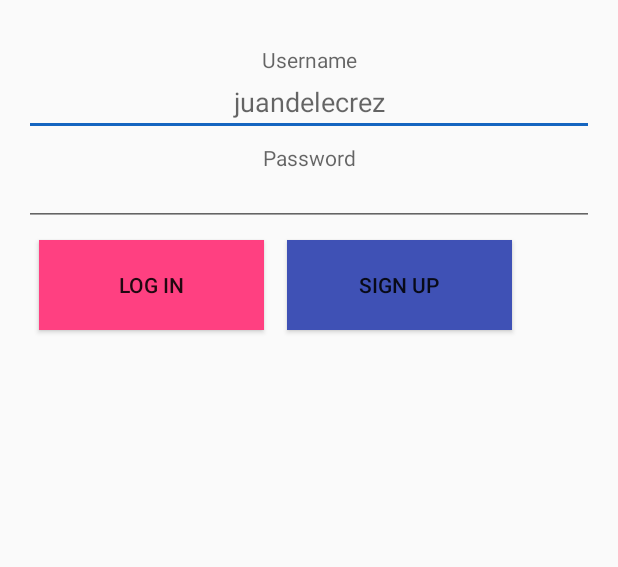
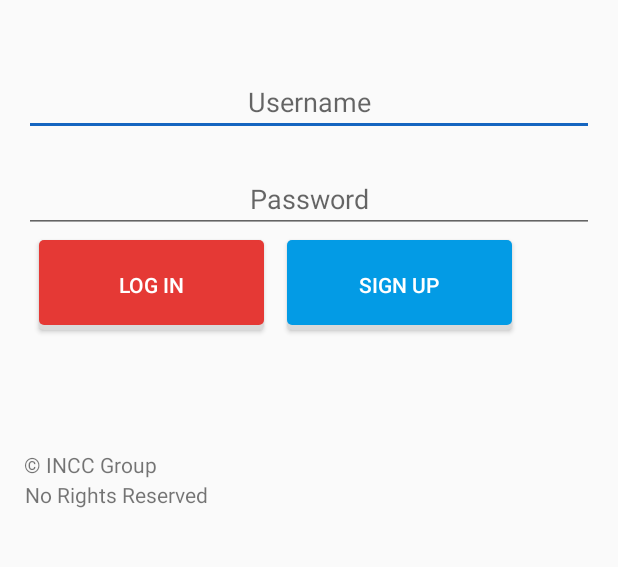
Before and after one commit to omgcarlo/SocialTutor, an Android app: the screen it shows after launch (MainActivity), on a phone screen of 412 x 824 dp, the part 324-891 px from its top. Run offline under Robolectric (Android 15) with nearby library versions, the phone set to English and light mode, and no system bars.

Commit message:
+new ui/buttons color +sign up page

```diff
--- a/app/src/main/AndroidManifest.xml
+++ b/app/src/main/AndroidManifest.xml
@@ -19,6 +19,7 @@
             </intent-filter>
         </activity>
         <activity android:name=".AfterLogin"></activity>
+        <activity android:name=".SignupActivity"></activity>
     </application>
 
 </manifest>
--- a/app/src/main/java/com/incc/softwareproject/socialtutor/MainActivity.java
+++ b/app/src/main/java/com/incc/softwareproject/socialtutor/MainActivity.java
@@ -42,10 +42,15 @@ public class MainActivity extends AppCompatActivity {
         return super.onOptionsItemSelected(item);
     }
     public void btnPressed(View v){
+        Intent i;
         if(v.getId() == R.id.btnLogin){
-            Intent i = new Intent(MainActivity.this, AfterLogin.class);
-            startActivity(i);
+            i = new Intent(MainActivity.this, AfterLogin.class);
+
         }
+        else {
 
+            i  = new Intent(MainActivity.this, SignupActivity.class);
+        }
+        startActivity(i);
     }
 }
--- /dev/null
+++ b/app/src/main/java/com/incc/softwareproject/socialtutor/SignupActivity.java
@@ -0,0 +1,23 @@
+package com.incc.softwareproject.socialtutor;
+
+import android.app.Activity;
+import android.os.Bundle;
+import android.view.Menu;
+
+/**
+ * Created by carlo on 07/12/2015.
+ */
+public class SignupActivity extends Activity {
+    @Override
+    protected void onCreate(Bundle savedInstanceState) {
+        super.onCreate(savedInstanceState);
+        setContentView(R.layout.signup_activity);
+
+    }
+    @Override
+    public boolean onCreateOptionsMenu(Menu menu) {
+        // Inflate the menu; this adds items to the action bar if it is present.
+        getMenuInflater().inflate(R.menu.menu_main, menu);
+        return true;
+    }
+}
--- /dev/null
+++ b/app/src/main/res/drawable/button_primary_shadow.xml
@@ -0,0 +1,62 @@
+<?xml version="1.0" encoding="utf-8"?>
+<selector xmlns:android="http://schemas.android.com/apk/res/android">
+    <item android:state_pressed="false">
+        <layer-list>
+            <!-- SHADOW -->
+            <item>
+                <shape>
+                    <solid android:color="#DaDaDa"/>
+                    <corners android:radius="3dp"/>
+
+
+                </shape>
+            </item>
+            <!-- BUTTON -->
+            <item android:bottom="5px">
+                <shape>
+                    <padding android:bottom="5dp"/>
+                    <gradient
+                        android:startColor="#E53935"
+                        android:endColor="#E53935"
+                        android:angle="270" />
+                    <corners
+                        android:radius="3dp"/>
+                    <padding
+                        android:left="10dp"
+                        android:top="10dp"
+                        android:right="10dp"
+                        android:bottom="10dp"/>
+                </shape>
+            </item>
+        </layer-list>
+    </item>
+
+    <item android:state_pressed="true">
+        <layer-list>
+            <!-- SHADOW -->
+            <item>
+                <shape>
+                    <solid android:color="#242222"/>
+                    <corners android:radius="5dp"/>
+                </shape>
+            </item>
+            <!-- BUTTON -->
+            <item android:bottom="5px">
+                <shape>
+                    <padding android:bottom="5dp"/>
+                    <gradient
+                        android:startColor="#FFCF0000"
+                        android:endColor="#FF941919"
+                        android:angle="270" />
+                    <corners
+                        android:radius="1dp"/>
+                    <padding
+                        android:left="10dp"
+                        android:top="10dp"
+                        android:right="10dp"
+                        android:bottom="10dp"/>
+                </shape>
+            </item>
+        </layer-list>
+    </item>
+</selector>
--- /dev/null
+++ b/app/src/main/res/drawable/button_secondary_shadow.xml
@@ -0,0 +1,62 @@
+<?xml version="1.0" encoding="utf-8"?>
+<selector xmlns:android="http://schemas.android.com/apk/res/android">
+    <item android:state_pressed="false">
+        <layer-list>
+            <!-- SHADOW -->
+            <item>
+                <shape>
+                    <solid android:color="#DaDaDa"/>
+                    <corners android:radius="3dp"/>
+
+
+                </shape>
+            </item>
+            <!-- BUTTON -->
+            <item android:bottom="5px">
+                <shape>
+                    <padding android:bottom="5dp"/>
+                    <gradient
+                        android:startColor="#039BE5"
+                        android:endColor="#039BE5"
+                        android:angle="270" />
+                    <corners
+                        android:radius="3dp"/>
+                    <padding
+                        android:left="10dp"
+                        android:top="10dp"
+                        android:right="10dp"
+                        android:bottom="10dp"/>
+                </shape>
+            </item>
+        </layer-list>
+    </item>
+
+    <item android:state_pressed="true">
+        <layer-list>
+            <!-- SHADOW -->
+            <item>
+                <shape>
+                    <solid android:color="#242222"/>
+                    <corners android:radius="5dp"/>
+                </shape>
+            </item>
+            <!-- BUTTON -->
+            <item android:bottom="5px">
+                <shape>
+                    <padding android:bottom="5dp"/>
+                    <gradient
+                        android:startColor="#FFCF0000"
+                        android:endColor="#FF941919"
+                        android:angle="270" />
+                    <corners
+                        android:radius="1dp"/>
+                    <padding
+                        android:left="10dp"
+                        android:top="10dp"
+                        android:right="10dp"
+                        android:bottom="10dp"/>
+                </shape>
+            </item>
+        </layer-list>
+    </item>
+</selector>
--- a/app/src/main/res/drawable/button_selector.xml
+++ /dev/null
@@ -1,24 +0,0 @@
-<?xml version="1.0" encoding="utf-8"?>
-<selector xmlns:android="http://schemas.android.com/apk/res/android">
-    <item>
-        <layer-list>
-            <item android:right="5dp" android:top="5dp">
-                <shape>
-                    <corners android:radius="0dp" />
-                    <solid android:color="#D6D6D6" />
-                </shape>
-            </item>
-            <item android:bottom="2dp" android:left="2dp">
-                <shape>
-                    <gradient android:angle="90"
-                        android:endColor="#Eeeeee" android:startColor="#BABABA" />
-                    <stroke android:width="1dp" android:color="#BABABA" />
-                    <corners android:radius="4dp" />
-                    <padding android:bottom="10dp" android:left="10dp"
-                        android:right="10dp" android:top="10dp" />
-                </shape>
-            </item>
-        </layer-list>
-    </item>
-
-</selector>
--- a/app/src/main/res/layout/content_main.xml
+++ b/app/src/main/res/layout/content_main.xml
@@ -20,14 +20,7 @@
         android:layout_marginTop="0dp"
         android:src="@drawable/logov1"
         android:contentDescription="asdasdasd" />
-    <TextView
-    android:layout_width="match_parent"
-    android:layout_height="wrap_content"
-    android:id="@+id/username"
-    android:hint="Username"
-    android:fontFamily="Consolas"
-    android:layout_marginTop="230dp"
-    android:gravity="center"/>
+
 
     <EditText
         android:layout_width="match_parent"
@@ -35,24 +28,17 @@
         android:id="@+id/username_fld"
         android:gravity="center"
         android:layout_marginTop="245dp"
-        android:hint="juandelecrez"
+        android:hint="Username"
         />
 
-    <TextView
-        android:layout_width="match_parent"
-        android:layout_height="wrap_content"
-        android:id="@+id/password"
-        android:hint="Password"
-        android:fontFamily="Consolas"
-        android:layout_marginTop="295dp"
-        android:gravity="center"/>
     <EditText
         android:layout_width="match_parent"
         android:layout_height="wrap_content"
         android:id="@+id/password_fld"
         android:gravity="center"
-        android:layout_marginTop="305dp"
+        android:layout_marginTop="310dp"
         android:inputType="textPassword"
+        android:hint="Password"
         />
     <Button
         android:layout_width="150dp"
@@ -61,8 +47,9 @@
         android:gravity="center"
         android:layout_marginTop="360dp"
         android:layout_marginLeft="10dp"
-        android:background="@color/colorAccent"
+        android:background="@drawable/button_primary_shadow"
         android:id="@+id/btnLogin"
+        android:textColor="@color/whitey"
         android:onClick="btnPressed"/>
     <Button
         android:layout_width="150dp"
@@ -71,8 +58,20 @@
         android:gravity="center"
         android:layout_marginTop="360dp"
         android:layout_marginLeft="175dp"
-        android:background="@color/colorPrimary"
+        android:background="@drawable/button_secondary_shadow"
         android:id="@+id/btnSignup"
+        android:textColor="@color/whitey"
         android:onClick="btnPressed"/>
-
+    <TextView
+        android:layout_width="wrap_content"
+        android:layout_height="wrap_content"
+        android:gravity="center_horizontal"
+        android:text="@string/copyright"
+        android:layout_marginTop="500dp"/>
+    <TextView
+        android:layout_width="wrap_content"
+        android:layout_height="wrap_content"
+        android:gravity="center_horizontal"
+        android:text="@string/copyright_desc"
+        android:layout_marginTop="520dp"/>
 </RelativeLayout>
--- /dev/null
+++ b/app/src/main/res/layout/signup_activity.xml
@@ -0,0 +1,18 @@
+<?xml version="1.0" encoding="utf-8"?>
+<LinearLayout xmlns:android="http://schemas.android.com/apk/res/android"
+    android:orientation="vertical" android:layout_width="match_parent"
+    android:layout_height="match_parent">
+
+    <LinearLayout
+        android:orientation="vertical"
+        android:layout_width="match_parent"
+        android:layout_height="wrap_content"
+        android:layout_gravity="center_horizontal"></LinearLayout>
+
+    <Button
+        android:layout_width="wrap_content"
+        android:layout_height="wrap_content"
+        android:text="&lt; Back"
+        android:id="@+id/button"
+        android:background="#ffffff" />
+</LinearLayout>
--- a/app/src/main/res/layout/tool_bar.xml
+++ b/app/src/main/res/layout/tool_bar.xml
@@ -2,8 +2,9 @@
 <android.support.v7.widget.Toolbar
     android:layout_height="wrap_content"
     android:layout_width="match_parent"
+    xmlns:app="http://schemas.android.com/apk/res-auto"
     android:background="@color/ColorPrimary"
     android:elevation="2dp"
-
+    app:titleTextColor="@color/whitey"
     android:theme="@style/Base.ThemeOverlay.AppCompat.Light"
     xmlns:android="http://schemas.android.com/apk/res/android" />
--- a/app/src/main/res/values/colors.xml
+++ b/app/src/main/res/values/colors.xml
@@ -8,4 +8,8 @@
     <color name="ColorPrimaryDark">#C62828</color>
     <color name="tabsScrollColor">#1565C0</color>
     <color name="ColorSecondary">#E8e8e8</color>
+
+    <color name="shadowColor">#0e0e0e</color>
+    <color name="grey">#ededed</color>
+    <color name="whitey">#ffffff</color>
 </resources>
--- a/app/src/main/res/values/strings.xml
+++ b/app/src/main/res/values/strings.xml
@@ -1,4 +1,6 @@
 <resources>
-    <string name="app_name">SocialTutor</string>
+    <string name="app_name">Social Tutor</string>
     <string name="action_settings">Settings</string>
+    <string name="copyright">© INCC Group</string>
+    <string name="copyright_desc">No Rights Reserved</string>
 </resources>
```
Lines whose indentation alone changed are shown as unchanged.
